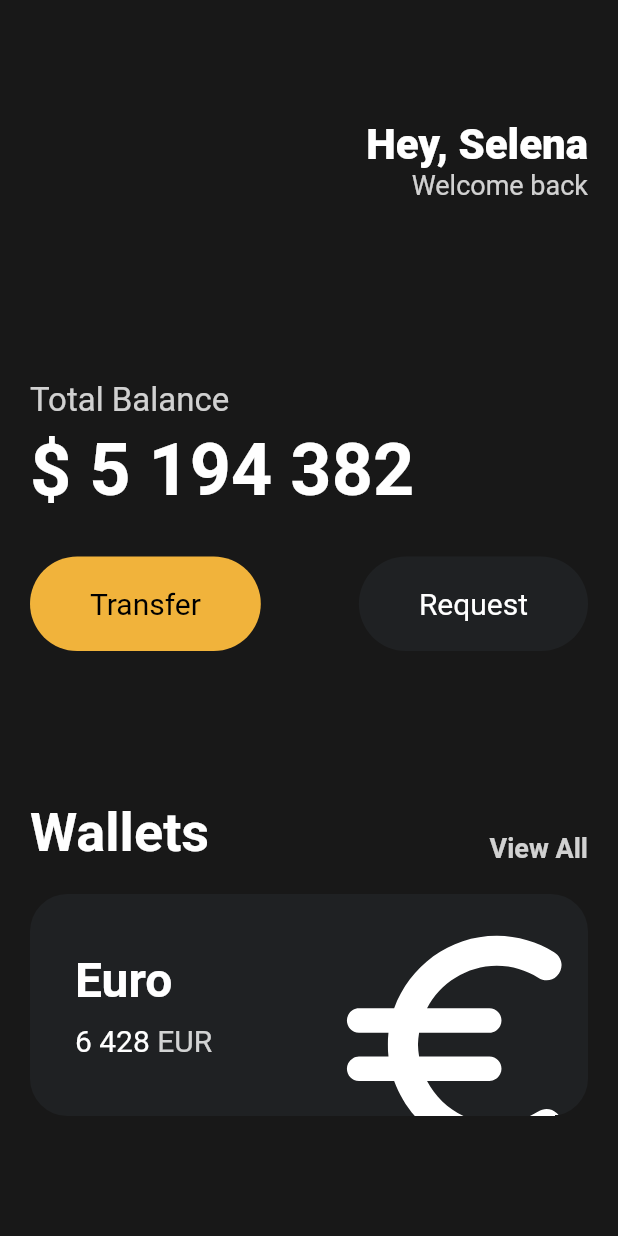
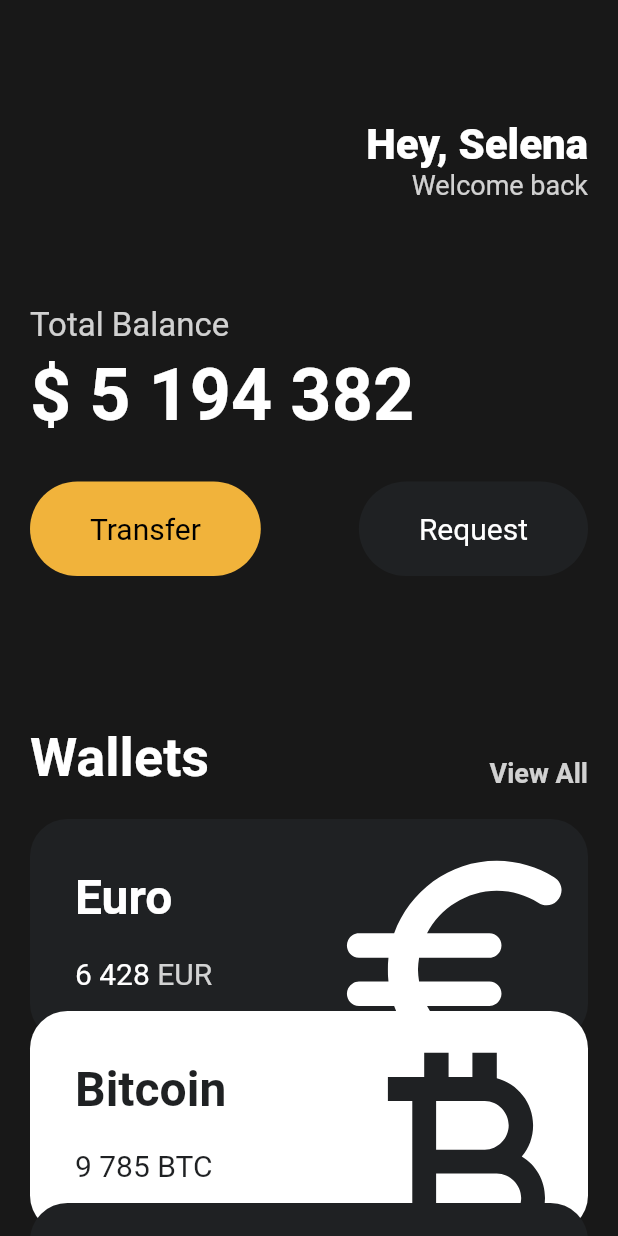
Before and after one commit to sgd122/webtoonflix, a Flutter app: the screen it shows after launch, on a phone screen of 412 x 824 dp. Run offline on Flutter 3.47's test engine with Material 2 defaults, Android fonts, the phone set to English and light mode, and no system bars.

Commit message:
feat(currency_card): add a current_card widget

```diff
--- a/lib/main.dart
+++ b/lib/main.dart
@@ -1,6 +1,7 @@
 import 'package:flutter/material.dart';
 
 import 'widgets/button.dart';
+import 'widgets/currency_card.dart';
 
 void main() {
   runApp(const App());
@@ -14,7 +15,7 @@
     return MaterialApp(
       home: Scaffold(
         backgroundColor: const Color(0xFF181818),
-        body: Padding(
+        body: SingleChildScrollView(
           padding: const EdgeInsets.symmetric(horizontal: 20),
           child: Column(
             crossAxisAlignment: CrossAxisAlignment.start,
@@ -27,8 +28,8 @@
                 children: [
                   Column(
                     crossAxisAlignment: CrossAxisAlignment.end,
-                    children: [
-                      const Text(
+                    children: const [
+                      Text(
                         'Hey, Selena',
                         style: TextStyle(
                           color: Colors.white,
@@ -39,7 +40,7 @@
                       Text(
                         'Welcome back',
                         style: TextStyle(
-                          color: Colors.white.withOpacity(0.8),
+                          color: Color.fromRGBO(255, 255, 255, 0.8),
                           fontSize: 18,
                         ),
                       ),
@@ -48,7 +49,7 @@
                 ],
               ),
               const SizedBox(
-                height: 120,
+                height: 70,
               ),
               Text(
                 'Total Balance',
@@ -112,65 +113,31 @@
               const SizedBox(
                 height: 20,
               ),
-              Container(
-                clipBehavior: Clip.hardEdge,
-                decoration: BoxDecoration(
-                  color: const Color(0xFF1F2123),
-                  borderRadius: BorderRadius.circular(25),
+              const CurrencyCard(
+                name: 'Euro',
+                code: 'EUR',
+                amount: '6 428',
+                icon: Icons.euro_rounded,
+                isInverted: false,
+              ),
+              Transform.translate(
+                offset: const Offset(0, -20),
+                child: const CurrencyCard(
+                  name: 'Bitcoin',
+                  code: 'BTC',
+                  amount: '9 785',
+                  icon: Icons.currency_bitcoin,
+                  isInverted: true,
                 ),
-                child: Padding(
-                  padding: const EdgeInsets.all(30),
-                  child: Row(
-                    mainAxisAlignment: MainAxisAlignment.spaceBetween,
-                    children: [
-                      Column(
-                        crossAxisAlignment: CrossAxisAlignment.start,
-                        children: [
-                          const Text(
-                            'Euro',
-                            style: TextStyle(
-                              color: Colors.white,
-                              fontSize: 32,
-                              fontWeight: FontWeight.w600,
-                            ),
-                          ),
-                          const SizedBox(height: 10),
-                          Row(
-                            children: [
-                              const Text(
-                                '6 428',
-                                style: TextStyle(
-                                  color: Colors.white,
-                                  fontSize: 20,
-                                ),
-                              ),
-                              const SizedBox(
-                                width: 5,
-                              ),
-                              Text(
-                                'EUR',
-                                style: TextStyle(
-                                  color: Colors.white.withOpacity(0.8),
-                                  fontSize: 20,
-                                ),
-                              ),
-                            ],
-                          ),
-                        ],
-                      ),
-                      Transform.scale(
-                        scale: 2.2,
-                        child: Transform.translate(
-                          offset: const Offset(-5, 12),
-                          child: const Icon(
-                            Icons.euro_rounded,
-                            color: Colors.white,
-                            size: 88,
-                          ),
-                        ),
-                      ),
-                    ],
-                  ),
+              ),
+              Transform.translate(
+                offset: const Offset(0, -40),
+                child: const CurrencyCard(
+                  name: 'Dollar',
+                  code: 'USD',
+                  amount: '428',
+                  icon: Icons.attach_money_outlined,
+                  isInverted: false,
                 ),
               ),
             ],
--- /dev/null
+++ b/lib/widgets/currency_card.dart
@@ -0,0 +1,90 @@
+import 'package:flutter/material.dart';
+
+class CurrencyCard extends StatelessWidget {
+  final String name, code, amount;
+  final IconData icon;
+  final bool isInverted;
+
+  final _blackColor = const Color(0xFF1F2123);
+
+  const CurrencyCard({
+    super.key,
+    required this.name,
+    required this.code,
+    required this.amount,
+    required this.icon,
+    required this.isInverted,
+  });
+
+  @override
+  Widget build(BuildContext context) {
+    return Container(
+      clipBehavior: Clip.hardEdge,
+      decoration: BoxDecoration(
+        color: isInverted ? Colors.white : _blackColor,
+        borderRadius: BorderRadius.circular(25),
+      ),
+      child: Padding(
+        padding: const EdgeInsets.all(30),
+        child: Row(
+          mainAxisAlignment: MainAxisAlignment.spaceBetween,
+          children: [
+            Column(
+              crossAxisAlignment: CrossAxisAlignment.start,
+              children: [
+                Text(
+                  name,
+                  style: TextStyle(
+                    color: isInverted ? _blackColor : Colors.white,
+                    fontSize: 32,
+                    fontWeight: FontWeight.w600,
+                  ),
+                ),
+                const SizedBox(
+                  height: 20,
+                ),
+                Row(
+                  children: [
+                    Text(
+                      amount,
+                      style: TextStyle(
+                        color: isInverted ? _blackColor : Colors.white,
+                        fontSize: 20,
+                      ),
+                    ),
+                    const SizedBox(
+                      width: 5,
+                    ),
+                    Text(
+                      code,
+                      style: TextStyle(
+                        color: isInverted
+                            ? _blackColor
+                            : Colors.white.withOpacity(0.8),
+                        fontSize: 20,
+                      ),
+                    ),
+                  ],
+                )
+              ],
+            ),
+            Transform.scale(
+              scale: 2.2,
+              child: Transform.translate(
+                offset: const Offset(
+                  -5,
+                  12,
+                ),
+                child: Icon(
+                  icon,
+                  color: isInverted ? _blackColor : Colors.white,
+                  size: 88,
+                ),
+              ),
+            )
+          ],
+        ),
+      ),
+    );
+  }
+}
```
